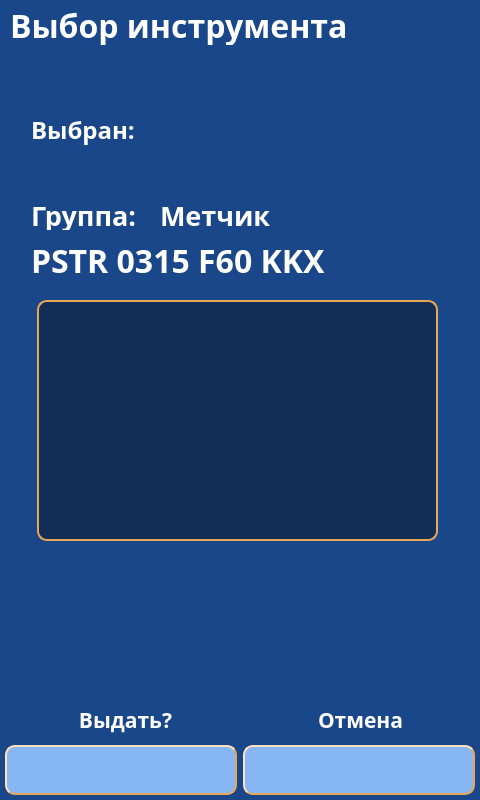
This is client/GUI/ui/screen_10_confirmation.ui in komrade2801/AutoSklad as Qt 5 draws it before an edit. The edited form follows.
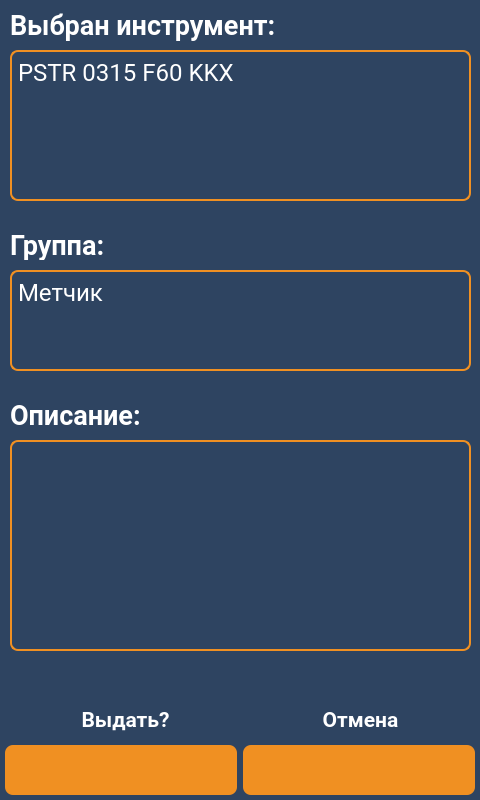
This is the edited form. Icons and pictures are not drawn.

Commit message: changed client UI style

What changed in the file:
```diff
--- a/client/GUI/ui/screen_10_confirmation.ui
+++ b/client/GUI/ui/screen_10_confirmation.ui
@@ -10,19 +10,64 @@
     <height>800</height>
    </rect>
   </property>
+  <property name="font">
+   <font>
+    <pointsize>24</pointsize>
+   </font>
+  </property>
   <property name="windowTitle">
    <string>screen_10_confirmation</string>
   </property>
   <property name="styleSheet">
-   <string notr="true">background-color: #1A4789;</string>
+   <string notr="true">QWidget{
+	background-color: #2e4461;
+}
+QLabel {
+	background: none;
+	color: #FFFFFF;
+	border-width: 0px;
+	border-radius: 0px;
+	font-family: &quot;Roboto&quot;, Sans-serif;
+}
+#background {
+	color: #FFFFFF;
+	background-color: #2e4461;
+	border-width: 2px;
+	border-style: groove;
+	border-color: #ff9923;
+	border-radius: 0px;
+	font-family: &quot;Roboto&quot;, Sans-serif;
+}
+QPushButton {
+	color: #FFFFFF;
+	background-color: #f09022;
+	border-width: 0px;
+	border-style: outset;
+	border-color: #EAA657;
+	border-radius: 8px;
+	font-weight: 600;
+    font-size: 25px;
+	font-family: &quot;Roboto&quot;, Sans-serif;
+}
+#tool_number,
+#tool_group,
+#tool_description {
+	border-width: 2px;
+    border-style: solid;
+	border-color: #f09022;
+	border-radius: 8px;
+	font-weight: 400;
+    font-size: 24px;
+	font-family: &quot;Roboto&quot;, Sans-serif;
+}</string>
   </property>
-  <widget class="QLabel" name="lbl_info_3">
+  <widget class="QLabel" name="tool_number">
    <property name="geometry">
     <rect>
-     <x>31</x>
-     <y>110</y>
-     <width>131</width>
-     <height>40</height>
+     <x>10</x>
+     <y>50</y>
+     <width>461</width>
+     <height>151</height>
     </rect>
    </property>
    <property name="palette">
@@ -226,246 +271,17 @@
    </property>
    <property name="font">
     <font>
-     <family>Arial Black</family>
-     <pointsize>18</pointsize>
-     <weight>75</weight>
-     <bold>true</bold>
+     <family>Roboto</family>
+     <pointsize>-1</pointsize>
+     <weight>50</weight>
+     <bold>false</bold>
     </font>
-   </property>
-   <property name="styleSheet">
-    <string notr="true">color: #FFFFFF;</string>
-   </property>
-   <property name="text">
-    <string>Выбран:</string>
-   </property>
-   <property name="alignment">
-    <set>Qt::AlignLeading|Qt::AlignLeft|Qt::AlignVCenter</set>
-   </property>
-  </widget>
-  <widget class="QLabel" name="lbl_tool_number">
-   <property name="geometry">
-    <rect>
-     <x>31</x>
-     <y>240</y>
-     <width>401</width>
-     <height>40</height>
-    </rect>
-   </property>
-   <property name="palette">
-    <palette>
-     <active>
-      <colorrole role="WindowText">
-       <brush brushstyle="SolidPattern">
-        <color alpha="255">
-         <red>255</red>
-         <green>255</green>
-         <blue>255</blue>
-        </color>
-       </brush>
-      </colorrole>
-      <colorrole role="Button">
-       <brush brushstyle="SolidPattern">
-        <color alpha="255">
-         <red>26</red>
-         <green>71</green>
-         <blue>137</blue>
-        </color>
-       </brush>
-      </colorrole>
-      <colorrole role="Text">
-       <brush brushstyle="SolidPattern">
-        <color alpha="255">
-         <red>255</red>
-         <green>255</green>
-         <blue>255</blue>
-        </color>
-       </brush>
-      </colorrole>
-      <colorrole role="ButtonText">
-       <brush brushstyle="SolidPattern">
-        <color alpha="255">
-         <red>255</red>
-         <green>255</green>
-         <blue>255</blue>
-        </color>
-       </brush>
-      </colorrole>
-      <colorrole role="Base">
-       <brush brushstyle="SolidPattern">
-        <color alpha="255">
-         <red>26</red>
-         <green>71</green>
-         <blue>137</blue>
-        </color>
-       </brush>
-      </colorrole>
-      <colorrole role="Window">
-       <brush brushstyle="SolidPattern">
-        <color alpha="255">
-         <red>26</red>
-         <green>71</green>
-         <blue>137</blue>
-        </color>
-       </brush>
-      </colorrole>
-      <colorrole role="PlaceholderText">
-       <brush brushstyle="SolidPattern">
-        <color alpha="128">
-         <red>0</red>
-         <green>49</green>
-         <blue>114</blue>
-        </color>
-       </brush>
-      </colorrole>
-     </active>
-     <inactive>
-      <colorrole role="WindowText">
-       <brush brushstyle="SolidPattern">
-        <color alpha="255">
-         <red>255</red>
-         <green>255</green>
-         <blue>255</blue>
-        </color>
-       </brush>
-      </colorrole>
-      <colorrole role="Button">
-       <brush brushstyle="SolidPattern">
-        <color alpha="255">
-         <red>26</red>
-         <green>71</green>
-         <blue>137</blue>
-        </color>
-       </brush>
-      </colorrole>
-      <colorrole role="Text">
-       <brush brushstyle="SolidPattern">
-        <color alpha="255">
-         <red>255</red>
-         <green>255</green>
-         <blue>255</blue>
-        </color>
-       </brush>
-      </colorrole>
-      <colorrole role="ButtonText">
-       <brush brushstyle="SolidPattern">
-        <color alpha="255">
-         <red>255</red>
-         <green>255</green>
-         <blue>255</blue>
-        </color>
-       </brush>
-      </colorrole>
-      <colorrole role="Base">
-       <brush brushstyle="SolidPattern">
-        <color alpha="255">
-         <red>26</red>
-         <green>71</green>
-         <blue>137</blue>
-        </color>
-       </brush>
-      </colorrole>
-      <colorrole role="Window">
-       <brush brushstyle="SolidPattern">
-        <color alpha="255">
-         <red>26</red>
-         <green>71</green>
-         <blue>137</blue>
-        </color>
-       </brush>
-      </colorrole>
-      <colorrole role="PlaceholderText">
-       <brush brushstyle="SolidPattern">
-        <color alpha="128">
-         <red>0</red>
-         <green>49</green>
-         <blue>114</blue>
-        </color>
-       </brush>
-      </colorrole>
-     </inactive>
-     <disabled>
-      <colorrole role="WindowText">
-       <brush brushstyle="SolidPattern">
-        <color alpha="255">
-         <red>255</red>
-         <green>255</green>
-         <blue>255</blue>
-        </color>
-       </brush>
-      </colorrole>
-      <colorrole role="Button">
-       <brush brushstyle="SolidPattern">
-        <color alpha="255">
-         <red>26</red>
-         <green>71</green>
-         <blue>137</blue>
-        </color>
-       </brush>
-      </colorrole>
-      <colorrole role="Text">
-       <brush brushstyle="SolidPattern">
-        <color alpha="255">
-         <red>255</red>
-         <green>255</green>
-         <blue>255</blue>
-        </color>
-       </brush>
-      </colorrole>
-      <colorrole role="ButtonText">
-       <brush brushstyle="SolidPattern">
-        <color alpha="255">
-         <red>255</red>
-         <green>255</green>
-         <blue>255</blue>
-        </color>
-       </brush>
-      </colorrole>
-      <colorrole role="Base">
-       <brush brushstyle="SolidPattern">
-        <color alpha="255">
-         <red>26</red>
-         <green>71</green>
-         <blue>137</blue>
-        </color>
-       </brush>
-      </colorrole>
-      <colorrole role="Window">
-       <brush brushstyle="SolidPattern">
-        <color alpha="255">
-         <red>26</red>
-         <green>71</green>
-         <blue>137</blue>
-        </color>
-       </brush>
-      </colorrole>
-      <colorrole role="PlaceholderText">
-       <brush brushstyle="SolidPattern">
-        <color alpha="128">
-         <red>0</red>
-         <green>49</green>
-         <blue>114</blue>
-        </color>
-       </brush>
-      </colorrole>
-     </disabled>
-    </palette>
-   </property>
-   <property name="font">
-    <font>
-     <family>Arial Black</family>
-     <pointsize>24</pointsize>
-     <weight>75</weight>
-     <bold>true</bold>
-    </font>
-   </property>
-   <property name="styleSheet">
-    <string notr="true">color: #FFFFFF;</string>
    </property>
    <property name="text">
     <string>PSTR 0315 F60 KKX</string>
    </property>
    <property name="alignment">
-    <set>Qt::AlignLeading|Qt::AlignLeft|Qt::AlignVCenter</set>
+    <set>Qt::AlignLeading|Qt::AlignLeft|Qt::AlignTop</set>
    </property>
   </widget>
   <widget class="QLabel" name="lbl_info_1">
@@ -482,8 +298,8 @@
    </property>
    <property name="font">
     <font>
-     <family>Arial Black</family>
-     <pointsize>24</pointsize>
+     <family>Roboto</family>
+     <pointsize>20</pointsize>
      <weight>75</weight>
      <bold>true</bold>
     </font>
@@ -491,11 +307,8 @@
    <property name="layoutDirection">
     <enum>Qt::LeftToRight</enum>
    </property>
-   <property name="styleSheet">
-    <string notr="true">color: #FFFFFF;</string>
-   </property>
    <property name="text">
-    <string>Выбор инструмента</string>
+    <string>Выбран инструмент:</string>
    </property>
   </widget>
   <widget class="QPushButton" name="btn_ok">
@@ -513,54 +326,54 @@
       <colorrole role="WindowText">
        <brush brushstyle="SolidPattern">
         <color alpha="255">
-         <red>0</red>
-         <green>0</green>
-         <blue>0</blue>
+         <red>255</red>
+         <green>255</green>
+         <blue>255</blue>
         </color>
        </brush>
       </colorrole>
       <colorrole role="Button">
        <brush brushstyle="SolidPattern">
         <color alpha="255">
-         <red>134</red>
-         <green>183</green>
-         <blue>244</blue>
+         <red>240</red>
+         <green>144</green>
+         <blue>34</blue>
         </color>
        </brush>
       </colorrole>
       <colorrole role="Text">
        <brush brushstyle="SolidPattern">
         <color alpha="255">
-         <red>0</red>
-         <green>0</green>
-         <blue>0</blue>
+         <red>255</red>
+         <green>255</green>
+         <blue>255</blue>
         </color>
        </brush>
       </colorrole>
       <colorrole role="ButtonText">
        <brush brushstyle="SolidPattern">
         <color alpha="255">
-         <red>0</red>
-         <green>0</green>
-         <blue>0</blue>
+         <red>255</red>
+         <green>255</green>
+         <blue>255</blue>
         </color>
        </brush>
       </colorrole>
       <colorrole role="Base">
        <brush brushstyle="SolidPattern">
         <color alpha="255">
-         <red>134</red>
-         <green>183</green>
-         <blue>244</blue>
+         <red>240</red>
+         <green>144</green>
+         <blue>34</blue>
         </color>
        </brush>
       </colorrole>
       <colorrole role="Window">
        <brush brushstyle="SolidPattern">
         <color alpha="255">
-         <red>134</red>
-         <green>183</green>
-         <blue>244</blue>
+         <red>240</red>
+         <green>144</green>
+         <blue>34</blue>
         </color>
        </brush>
       </colorrole>
@@ -578,54 +391,54 @@
       <colorrole role="WindowText">
        <brush brushstyle="SolidPattern">
         <color alpha="255">
-         <red>0</red>
-         <green>0</green>
-         <blue>0</blue>
+         <red>255</red>
+         <green>255</green>
+         <blue>255</blue>
         </color>
        </brush>
       </colorrole>
       <colorrole role="Button">
        <brush brushstyle="SolidPattern">
         <color alpha="255">
-         <red>134</red>
-         <green>183</green>
-         <blue>244</blue>
+         <red>240</red>
+         <green>144</green>
+         <blue>34</blue>
         </color>
        </brush>
       </colorrole>
       <colorrole role="Text">
        <brush brushstyle="SolidPattern">
         <color alpha="255">
-         <red>0</red>
-         <green>0</green>
-         <blue>0</blue>
+         <red>255</red>
+         <green>255</green>
+         <blue>255</blue>
         </color>
        </brush>
       </colorrole>
       <colorrole role="ButtonText">
        <brush brushstyle="SolidPattern">
         <color alpha="255">
-         <red>0</red>
-         <green>0</green>
-         <blue>0</blue>
+         <red>255</red>
+         <green>255</green>
+         <blue>255</blue>
         </color>
        </brush>
       </colorrole>
       <colorrole role="Base">
        <brush brushstyle="SolidPattern">
         <color alpha="255">
-         <red>134</red>
-         <green>183</green>
-         <blue>244</blue>
+         <red>240</red>
+         <green>144</green>
+         <blue>34</blue>
         </color>
        </brush>
       </colorrole>
       <colorrole role="Window">
        <brush brushstyle="SolidPattern">
         <color alpha="255">
-         <red>134</red>
-         <green>183</green>
-         <blue>244</blue>
+         <red>240</red>
+         <green>144</green>
+         <blue>34</blue>
         </color>
        </brush>
       </colorrole>
@@ -643,54 +456,54 @@
       <colorrole role="WindowText">
        <brush brushstyle="SolidPattern">
         <color alpha="255">
-         <red>0</red>
-         <green>0</green>
-         <blue>0</blue>
+         <red>255</red>
+         <green>255</green>
+         <blue>255</blue>
         </color>
        </brush>
       </colorrole>
       <colorrole role="Button">
        <brush brushstyle="SolidPattern">
         <color alpha="255">
-         <red>134</red>
-         <green>183</green>
-         <blue>244</blue>
+         <red>240</red>
+         <green>144</green>
+         <blue>34</blue>
         </color>
        </brush>
       </colorrole>
       <colorrole role="Text">
        <brush brushstyle="SolidPattern">
         <color alpha="255">
-         <red>0</red>
-         <green>0</green>
-         <blue>0</blue>
+         <red>255</red>
+         <green>255</green>
+         <blue>255</blue>
         </color>
        </brush>
       </colorrole>
       <colorrole role="ButtonText">
        <brush brushstyle="SolidPattern">
         <color alpha="255">
-         <red>0</red>
-         <green>0</green>
-         <blue>0</blue>
+         <red>255</red>
+         <green>255</green>
+         <blue>255</blue>
         </color>
        </brush>
       </colorrole>
       <colorrole role="Base">
        <brush brushstyle="SolidPattern">
         <color alpha="255">
-         <red>134</red>
-         <green>183</green>
-         <blue>244</blue>
+         <red>240</red>
+         <green>144</green>
+         <blue>34</blue>
         </color>
        </brush>
       </colorrole>
       <colorrole role="Window">
        <brush brushstyle="SolidPattern">
         <color alpha="255">
-         <red>134</red>
-         <green>183</green>
-         <blue>244</blue>
+         <red>240</red>
+         <green>144</green>
+         <blue>34</blue>
         </color>
        </brush>
       </colorrole>
@@ -708,8 +521,8 @@
    </property>
    <property name="font">
     <font>
-     <family>Arial Black</family>
-     <pointsize>20</pointsize>
+     <family>Roboto</family>
+     <pointsize>-1</pointsize>
      <weight>75</weight>
      <bold>true</bold>
     </font>
@@ -720,20 +533,12 @@
    <property name="layoutDirection">
     <enum>Qt::LeftToRight</enum>
    </property>
-   <property name="styleSheet">
-    <string notr="true">color: #000000;
-background-color: #86B7F4;
-border-width: 2px;
-border-style: outset;
-border-color: #EAA657;
-border-radius: 10px;</string>
-   </property>
    <property name="text">
     <string/>
    </property>
    <property name="icon">
     <iconset resource="../img/resources.qrc">
-     <normaloff>:/icons/ok.png</normaloff>:/icons/ok.png</iconset>
+     <normaloff>:/icons/ok_white.png</normaloff>:/icons/ok_white.png</iconset>
    </property>
    <property name="iconSize">
     <size>
@@ -757,54 +562,54 @@
       <colorrole role="WindowText">
        <brush brushstyle="SolidPattern">
         <color alpha="255">
-         <red>0</red>
-         <green>0</green>
-         <blue>0</blue>
+         <red>255</red>
+         <green>255</green>
+         <blue>255</blue>
         </color>
        </brush>
       </colorrole>
       <colorrole role="Button">
        <brush brushstyle="SolidPattern">
         <color alpha="255">
-         <red>134</red>
-         <green>183</green>
-         <blue>244</blue>
+         <red>240</red>
+         <green>144</green>
+         <blue>34</blue>
         </color>
        </brush>
       </colorrole>
       <colorrole role="Text">
        <brush brushstyle="SolidPattern">
         <color alpha="255">
-         <red>0</red>
-         <green>0</green>
-         <blue>0</blue>
+         <red>255</red>
+         <green>255</green>
+         <blue>255</blue>
         </color>
        </brush>
       </colorrole>
       <colorrole role="ButtonText">
        <brush brushstyle="SolidPattern">
         <color alpha="255">
-         <red>0</red>
-         <green>0</green>
-         <blue>0</blue>
+         <red>255</red>
+         <green>255</green>
+         <blue>255</blue>
         </color>
        </brush>
       </colorrole>
       <colorrole role="Base">
        <brush brushstyle="SolidPattern">
         <color alpha="255">
-         <red>134</red>
-         <green>183</green>
-         <blue>244</blue>
+         <red>240</red>
+         <green>144</green>
+         <blue>34</blue>
         </color>
        </brush>
       </colorrole>
       <colorrole role="Window">
        <brush brushstyle="SolidPattern">
         <color alpha="255">
-         <red>134</red>
-         <green>183</green>
-         <blue>244</blue>
+         <red>240</red>
+         <green>144</green>
+         <blue>34</blue>
         </color>
        </brush>
       </colorrole>
@@ -822,54 +627,54 @@
       <colorrole role="WindowText">
        <brush brushstyle="SolidPattern">
         <color alpha="255">
-         <red>0</red>
-         <green>0</green>
-         <blue>0</blue>
+         <red>255</red>
+         <green>255</green>
+         <blue>255</blue>
         </color>
        </brush>
       </colorrole>
       <colorrole role="Button">
        <brush brushstyle="SolidPattern">
         <color alpha="255">
-         <red>134</red>
-         <green>183</green>
-         <blue>244</blue>
+         <red>240</red>
+         <green>144</green>
+         <blue>34</blue>
         </color>
        </brush>
       </colorrole>
       <colorrole role="Text">
        <brush brushstyle="SolidPattern">
         <color alpha="255">
-         <red>0</red>
-         <green>0</green>
-         <blue>0</blue>
+         <red>255</red>
+         <green>255</green>
+         <blue>255</blue>
         </color>
        </brush>
       </colorrole>
       <colorrole role="ButtonText">
        <brush brushstyle="SolidPattern">
         <color alpha="255">
-         <red>0</red>
-         <green>0</green>
-         <blue>0</blue>
+         <red>255</red>
+         <green>255</green>
+         <blue>255</blue>
         </color>
        </brush>
       </colorrole>
       <colorrole role="Base">
        <brush brushstyle="SolidPattern">
         <color alpha="255">
-         <red>134</red>
-         <green>183</green>
-         <blue>244</blue>
+         <red>240</red>
+         <green>144</green>
+         <blue>34</blue>
         </color>
        </brush>
       </colorrole>
       <colorrole role="Window">
        <brush brushstyle="SolidPattern">
         <color alpha="255">
-         <red>134</red>
-         <green>183</green>
-         <blue>244</blue>
+         <red>240</red>
+         <green>144</green>
+         <blue>34</blue>
         </color>
        </brush>
       </colorrole>
@@ -887,54 +692,54 @@
       <colorrole role="WindowText">
        <brush brushstyle="SolidPattern">
         <color alpha="255">
-         <red>0</red>
-         <green>0</green>
-         <blue>0</blue>
+         <red>255</red>
+         <green>255</green>
+         <blue>255</blue>
         </color>
        </brush>
       </colorrole>
       <colorrole role="Button">
        <brush brushstyle="SolidPattern">
         <color alpha="255">
-         <red>134</red>
-         <green>183</green>
-         <blue>244</blue>
+         <red>240</red>
+         <green>144</green>
+         <blue>34</blue>
         </color>
        </brush>
       </colorrole>
       <colorrole role="Text">
        <brush brushstyle="SolidPattern">
         <color alpha="255">
-         <red>0</red>
-         <green>0</green>
-         <blue>0</blue>
+         <red>255</red>
+         <green>255</green>
+         <blue>255</blue>
         </color>
        </brush>
       </colorrole>
       <colorrole role="ButtonText">
        <brush brushstyle="SolidPattern">
         <color alpha="255">
-         <red>0</red>
-         <green>0</green>
-         <blue>0</blue>
+         <red>255</red>
+         <green>255</green>
+         <blue>255</blue>
         </color>
        </brush>
       </colorrole>
       <colorrole role="Base">
        <brush brushstyle="SolidPattern">
         <color alpha="255">
-         <red>134</red>
-         <green>183</green>
-         <blue>244</blue>
+         <red>240</red>
+         <green>144</green>
+         <blue>34</blue>
         </color>
        </brush>
       </colorrole>
       <colorrole role="Window">
        <brush brushstyle="SolidPattern">
         <color alpha="255">
-         <red>134</red>
-         <green>183</green>
-         <blue>244</blue>
+         <red>240</red>
+         <green>144</green>
+         <blue>34</blue>
         </color>
        </brush>
       </colorrole>
@@ -952,7 +757,8 @@
    </property>
    <property name="font">
     <font>
-     <pointsize>20</pointsize>
+     <family>Roboto</family>
+     <pointsize>-1</pointsize>
      <weight>75</weight>
      <bold>true</bold>
     </font>
@@ -963,20 +769,12 @@
    <property name="layoutDirection">
     <enum>Qt::LeftToRight</enum>
    </property>
-   <property name="styleSheet">
-    <string notr="true">color: #000000;
-background-color: #86B7F4;
-border-width: 2px;
-border-style: outset;
-border-color: #EAA657;
-border-radius: 10px;</string>
-   </property>
    <property name="text">
     <string/>
    </property>
    <property name="icon">
     <iconset resource="../img/resources.qrc">
-     <normaloff>:/icons/back.png</normaloff>:/icons/back.png</iconset>
+     <normaloff>:/icons/back_white.png</normaloff>:/icons/back_white.png</iconset>
    </property>
    <property name="iconSize">
     <size>
@@ -991,15 +789,15 @@
    </property>
    <property name="geometry">
     <rect>
-     <x>31</x>
-     <y>200</y>
+     <x>10</x>
+     <y>230</y>
      <width>121</width>
      <height>30</height>
     </rect>
    </property>
    <property name="font">
     <font>
-     <family>Arial Black</family>
+     <family>Roboto</family>
      <pointsize>20</pointsize>
      <weight>75</weight>
      <bold>true</bold>
@@ -1008,42 +806,39 @@
    <property name="layoutDirection">
     <enum>Qt::LeftToRight</enum>
    </property>
-   <property name="styleSheet">
-    <string notr="true">color: #FFFFFF;</string>
-   </property>
    <property name="text">
     <string>Группа:</string>
    </property>
   </widget>
-  <widget class="QLabel" name="lbl_name_group">
+  <widget class="QLabel" name="tool_group">
    <property name="enabled">
     <bool>true</bool>
    </property>
    <property name="geometry">
     <rect>
-     <x>160</x>
-     <y>200</y>
-     <width>321</width>
-     <height>30</height>
+     <x>10</x>
+     <y>270</y>
+     <width>461</width>
+     <height>101</height>
     </rect>
    </property>
    <property name="font">
     <font>
-     <family>Arial Black</family>
-     <pointsize>20</pointsize>
-     <weight>75</weight>
-     <bold>true</bold>
+     <family>Roboto</family>
+     <pointsize>-1</pointsize>
+     <weight>50</weight>
+     <bold>false</bold>
     </font>
    </property>
    <property name="layoutDirection">
     <enum>Qt::LeftToRight</enum>
    </property>
-   <property name="styleSheet">
-    <string notr="true">color: #FFFFFF;</string>
-   </property>
    <property name="text">
     <string>Метчик</string>
    </property>
+   <property name="alignment">
+    <set>Qt::AlignLeading|Qt::AlignLeft|Qt::AlignTop</set>
+   </property>
   </widget>
   <widget class="QLabel" name="lbl_info_4">
    <property name="geometry">
@@ -1255,15 +1050,12 @@
    </property>
    <property name="font">
     <font>
-     <family>Arial Black</family>
+     <family>Roboto</family>
      <pointsize>16</pointsize>
      <weight>75</weight>
      <bold>true</bold>
     </font>
    </property>
-   <property name="styleSheet">
-    <string notr="true">color: #FFFFFF;</string>
-   </property>
    <property name="text">
     <string>Выдать?</string>
    </property>
@@ -1274,26 +1066,20 @@
   <widget class="QLabel" name="tool_description">
    <property name="geometry">
     <rect>
-     <x>37</x>
-     <y>300</y>
-     <width>401</width>
-     <height>241</height>
+     <x>10</x>
+     <y>440</y>
+     <width>461</width>
+     <height>211</height>
     </rect>
    </property>
    <property name="font">
     <font>
-     <family>Arial</family>
-     <pointsize>14</pointsize>
+     <family>Roboto</family>
+     <pointsize>-1</pointsize>
+     <weight>50</weight>
+     <bold>false</bold>
     </font>
    </property>
-   <property name="styleSheet">
-    <string notr="true">color: #FFFFFF;
-background-color: #122D56;
-border-width: 2px;
-border-style: solid;
-border-color: #EAA657;
-border-radius: 10px;</string>
-   </property>
    <property name="text">
     <string/>
    </property>
@@ -1529,15 +1315,12 @@
    </property>
    <property name="font">
     <font>
-     <family>Arial Black</family>
+     <family>Roboto</family>
      <pointsize>16</pointsize>
      <weight>75</weight>
      <bold>true</bold>
     </font>
    </property>
-   <property name="styleSheet">
-    <string notr="true">color: #FFFFFF;</string>
-   </property>
    <property name="text">
     <string>Отмена</string>
    </property>
@@ -1545,6 +1328,33 @@
     <set>Qt::AlignCenter</set>
    </property>
   </widget>
+  <widget class="QLabel" name="lbl_info_3">
+   <property name="enabled">
+    <bool>true</bool>
+   </property>
+   <property name="geometry">
+    <rect>
+     <x>10</x>
+     <y>400</y>
+     <width>141</width>
+     <height>30</height>
+    </rect>
+   </property>
+   <property name="font">
+    <font>
+     <family>Roboto</family>
+     <pointsize>20</pointsize>
+     <weight>75</weight>
+     <bold>true</bold>
+    </font>
+   </property>
+   <property name="layoutDirection">
+    <enum>Qt::LeftToRight</enum>
+   </property>
+   <property name="text">
+    <string>Описание:</string>
+   </property>
+  </widget>
  </widget>
  <resources>
   <include location="../img/resources.qrc"/>
```
The commit also changes 144 other files.
